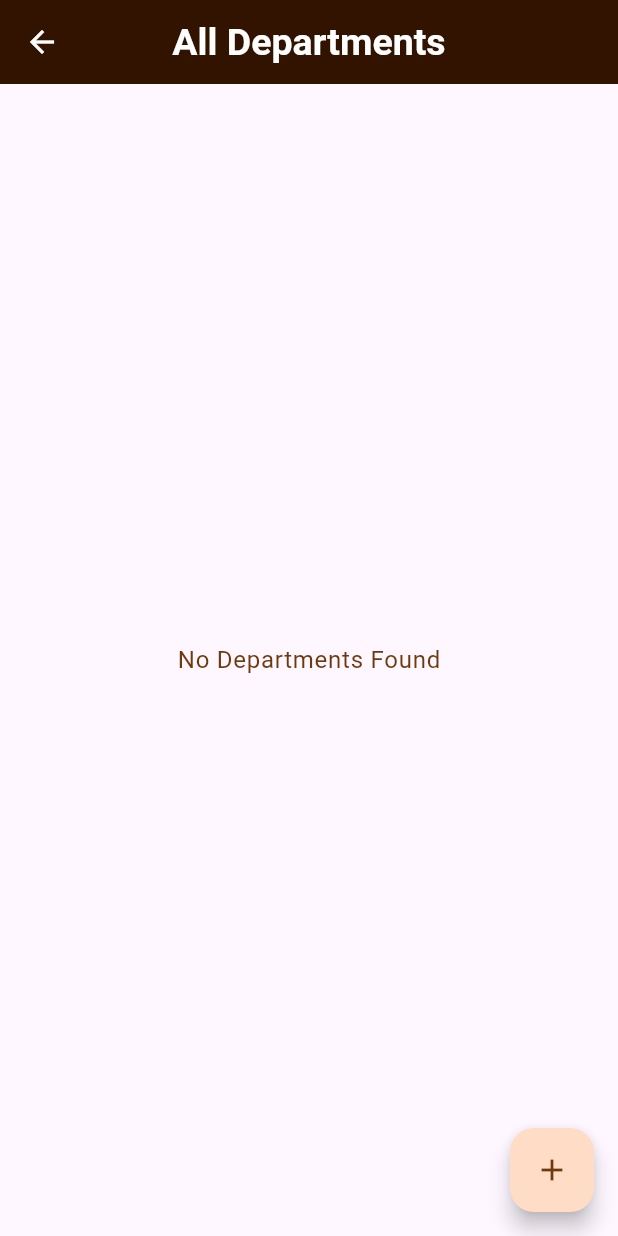
After one commit to MobileProgramming2025/MobileProgramming, a Flutter app: the ViewDepartmentsScreen screen opened by its route, on a phone screen of 412 x 824 dp. The commit adds this screen. Run offline on Flutter 3.47's test engine with Material 3 defaults, Android fonts, the phone set to English and light mode, and no system bars; our stand-ins replace cloud_firestore, file_picker, firebase_auth, firebase_core, firebase_storage, flutter_sizer and 3 more; accounts and stored records are empty.

Commit message:
view departments

```diff
--- a/lib/main.dart
+++ b/lib/main.dart
@@ -9,6 +9,7 @@ import 'package:mobileprogramming/screens/AdminScreens/add_users.dart';
 import 'package:mobileprogramming/screens/AdminScreens/admin_dashboard.dart';
 import 'package:mobileprogramming/screens/AdminScreens/list_users.dart';
 import 'package:mobileprogramming/screens/AdminScreens/view_courses_screen.dart';
+import 'package:mobileprogramming/screens/AdminScreens/view_departments_screen.dart';
 import 'package:mobileprogramming/screens/AssignmentScreens/assignment_list_screen.dart';
 import 'package:mobileprogramming/screens/AssignmentScreens/student_assignment_list.dart';
 import 'package:mobileprogramming/screens/Registration/signin.dart';
@@ -165,6 +166,11 @@ class MyApp extends StatelessWidget {
           '/student-assignment-list': (context) =>
               StudentAssignmentListScreen(),
           '/add_department': (context) => AddDepartmentScreen(),
+          '/view_departments':(context) => ViewDepartmentsScreen(),
+          '/department_details':(context) => ViewCoursesScreen(),
+
+
+
         },
       );
     });
--- a/lib/screens/AdminScreens/admin_dashboard.dart
+++ b/lib/screens/AdminScreens/admin_dashboard.dart
@@ -68,13 +68,13 @@ class AdminDashboard extends StatelessWidget {
                 Navigator.pushNamed(context, '/view_courses');
               },
             ),
-            // ListTile(
-            //   leading: Icon(Icons.group_add),
-            //   title: Text('Enroll Students to Courses'),
-            //   onTap: () {
-            //     Navigator.pushNamed(context, '/enroll_students');
-            //   },
-            // ),
+            ListTile(
+              leading: Icon(Icons.book_outlined),
+              title: Text('View Departments'),
+              onTap: () {
+                Navigator.pushNamed(context, '/view_departments');
+              },
+            ),
             ListTile(
               leading: Icon(Icons.groups_2_outlined),
               title: Text('Doctors Dashboard'),
--- /dev/null
+++ b/lib/screens/AdminScreens/view_departments_screen.dart
@@ -0,0 +1,108 @@
+import 'package:flutter/material.dart';
+import 'package:mobileprogramming/models/Department.dart';
+import 'package:mobileprogramming/services/DepartmentService.dart';
+
+class ViewDepartmentsScreen extends StatefulWidget {
+  const ViewDepartmentsScreen({super.key});
+
+  @override
+  State<ViewDepartmentsScreen> createState() => _ViewDepartmentsScreenState();
+}
+
+class _ViewDepartmentsScreenState extends State<ViewDepartmentsScreen> {
+  final DepartmentService departmentService = DepartmentService();
+  late Stream<List<Map<String, dynamic>>> _departmentsStream;
+
+  @override
+  void initState() {
+    super.initState();
+    // Initializing the stream to get department data in real time
+    _departmentsStream = departmentService.getAllDepartments();
+  }
+
+  @override
+  Widget build(BuildContext context) {
+    return Scaffold(
+      appBar: AppBar(
+        title: const Text("All Departments"),
+      ),
+      body: Padding(
+        padding: const EdgeInsets.all(16.0),
+        child: StreamBuilder<List<Map<String, dynamic>>>(
+          // Using Stream to get real-time updates
+          stream: _departmentsStream,
+          builder: (context, snapshot) {
+            // Handling different connection states
+            if (snapshot.connectionState == ConnectionState.waiting) {
+              return const Center(
+                child: CircularProgressIndicator(),
+              );
+            } else if (snapshot.hasError) {
+              return Center(
+                child: Text('Error: ${snapshot.error}'),
+              );
+            } else if (!snapshot.hasData || snapshot.data!.isEmpty) {
+              return Center(
+                child: Text(
+                  'No Departments Found',
+                  style: Theme.of(context).textTheme.bodyLarge,
+                ),
+              );
+            }
+
+            final departments = snapshot.data!; // Extract department data
+
+            return ListView.builder(
+              // Display list of departments
+              itemCount: departments.length,
+              itemBuilder: (context, index) {
+                final department = departments[index]; // Current department
+                return InkWell(
+                  // Makes the card clickable
+                  onTap: () {
+                    // Define action on card tap, e.g., navigate to details page
+                    Navigator.pushNamed(
+                      context,
+                      '/department_details',
+                      arguments: department, // Pass department data
+                    );
+                  },
+
+                  child: Card(
+                    elevation: 4,
+                    shape: RoundedRectangleBorder(
+                      borderRadius: BorderRadius.circular(8),
+                    ),
+                    child: Padding(
+                      padding: const EdgeInsets.all(16),
+                      child: Column(
+                        crossAxisAlignment: CrossAxisAlignment.start,
+                        children: [
+                          Text(
+                            department['name'],
+                            style: Theme.of(context).textTheme.headlineMedium,
+                          ),
+                          const SizedBox(height: 8),
+                          Text(
+                            'Department Capacity: ${department['capacity']}',
+                            style: Theme.of(context).textTheme.bodyLarge,
+                          ),
+                        ],
+                      ),
+                    ),
+                  ),
+                );
+              },
+            );
+          },
+        ),
+      ),
+      floatingActionButton: FloatingActionButton(
+        onPressed: () {
+          Navigator.pushNamed(context, '/add_department');
+        },
+        child: const Icon(Icons.add),
+      ),
+    );
+  }
+}
```
